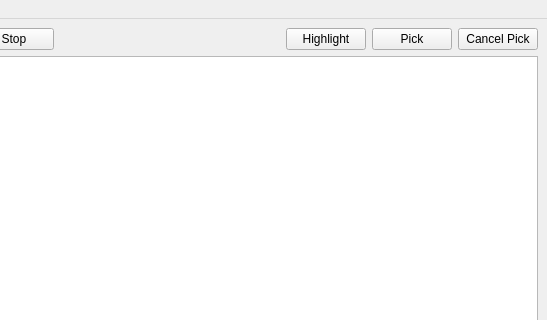
germaniumhq/germanium-selector-builder, file germaniumsb/MainWindow.ui: the form before one commit; both pictures show x 253 to 800 and y 0 to 320 of the 800 by 600 pixel window.
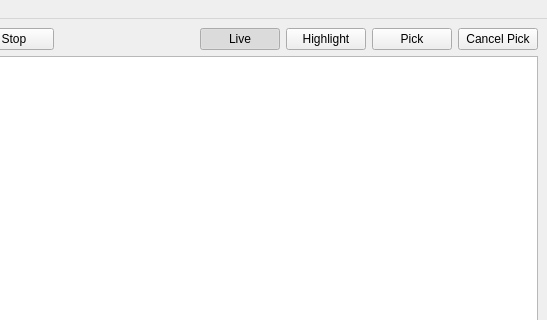
The form after the commit.

What changed in the file:
```diff
--- a/germaniumsb/MainWindow.ui
+++ b/germaniumsb/MainWindow.ui
@@ -56,6 +56,19 @@
           </property>
          </spacer>
         </item>
+        <item>
+         <widget class="QPushButton" name="liveButton">
+          <property name="text">
+           <string>Live</string>
+          </property>
+          <property name="checkable">
+           <bool>true</bool>
+          </property>
+          <property name="checked">
+           <bool>true</bool>
+          </property>
+         </widget>
+        </item>
         <item>
          <widget class="QPushButton" name="highlightElementButton">
           <property name="text">
```
